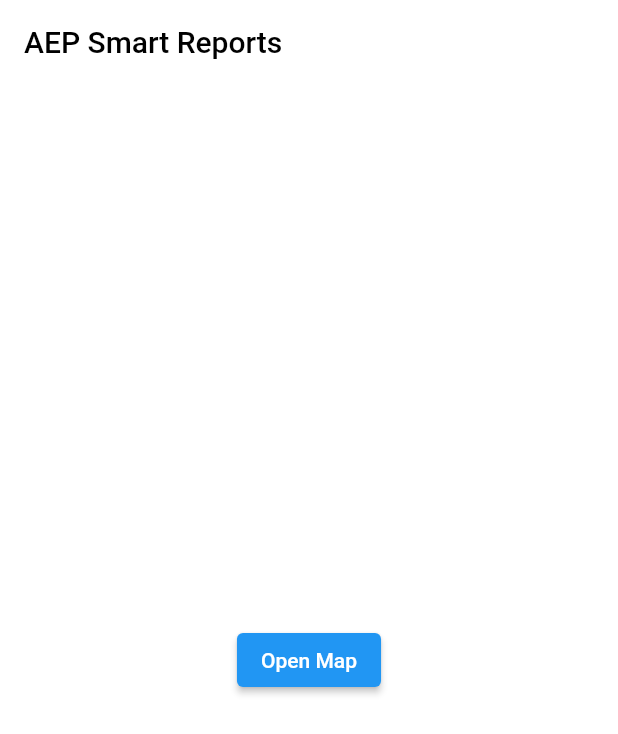
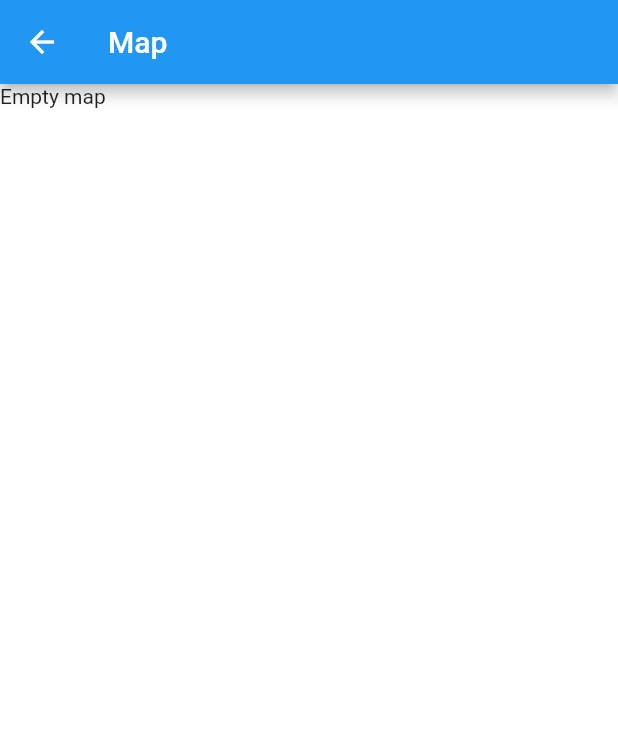
Before and after one commit to dhruvweaver/aep_smart_reports, a Flutter app: the screen it shows after launch, after a tap on "Open Map", on a phone screen of 412 x 824 dp. Shown: the top 734 px of the screen. Run offline on Flutter 3.47's test engine with Material 2 defaults, Android fonts, the phone set to English and light mode, and no system bars; our stand-ins replace cloud_firestore, firebase_core; accounts and stored records are empty.

Commit message:
Fixed compile erros, added empty map. Podfile: improved Firebase build times

```diff
--- a/lib/main.dart
+++ b/lib/main.dart
@@ -1,4 +1,6 @@
 import 'package:flutter/material.dart';
+
+import './screens/map_screen.dart';
 
 void main() {
   runApp(const MyApp());
@@ -46,7 +48,10 @@ class _MyHomePageState extends State<MyHomePage> {
           mainAxisAlignment: MainAxisAlignment.center,
           children: <Widget>[
             ElevatedButton(
-              onPressed: () {},
+              onPressed: () {
+                Navigator.push(context,
+                    MaterialPageRoute(builder: (context) => const MapScreen()));
+              },
               child: const Text('Open Map'),
             ),
           ],
--- /dev/null
+++ b/lib/screens/map_screen.dart
@@ -0,0 +1,22 @@
+import 'package:flutter/material.dart';
+
+import '../widgets/map.dart';
+
+class MapScreen extends StatefulWidget {
+  const MapScreen({Key? key}) : super(key: key);
+
+  @override
+  _MapScreenState createState() => _MapScreenState();
+}
+
+class _MapScreenState extends State<MapScreen> {
+  @override
+  Widget build(BuildContext context) {
+    return Scaffold(
+      appBar: AppBar(
+        title: const Text('Map'),
+      ),
+      body: const Map(),
+    );
+  }
+}
--- a/pubspec.yaml
+++ b/pubspec.yaml
@@ -29,13 +29,12 @@ environment:
 dependencies:
   flutter:
     sdk: flutter
-  firebase_core: ^0.4.0+9
+  firebase_core: ^1.10.0
+  cloud_firestore: ^3.1.0
 
   # The following adds the Cupertino Icons font to your application.
   # Use with the CupertinoIcons class for iOS style icons.
   cupertino_icons: ^1.0.2
-  cloud_firestore: ^0.13.7
-  flutter_map: ^0.12.0
 
 dev_dependencies:
   flutter_test:
```
Also changed, not shown: lib/widgets/map.dart (+7 -42 lines), lib/screens/map.dart (deleted), pubspec.lock, 5 other files.
